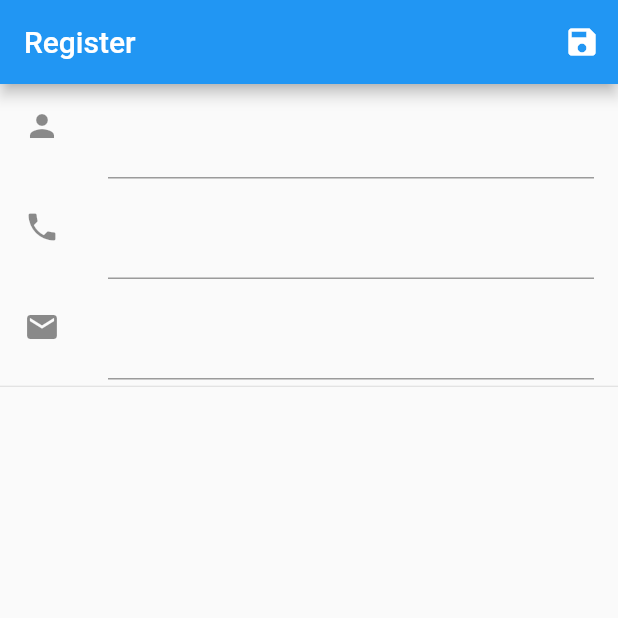
After one commit to AlinaLadybug/Flutter-Android, a Flutter app: the screen it shows after launch, on a phone screen of 412 x 824 dp, the top half of it. The commit adds this screen. Run offline on Flutter 3.47's test engine with Material 2 defaults, Android fonts, the phone set to English and light mode, and no system bars; our stand-ins replace audioplayers, video_player.

Commit message:
lab3 is working

```diff
--- a/first_app/lib/main.dart
+++ b/first_app/lib/main.dart
@@ -1,10 +1,14 @@
+import 'package:first_app/models/user.dart';
 import 'package:first_app/pages/home.dart';
+import 'package:first_app/pages/registration_form.dart';
 import 'package:flutter/material.dart';
 
 void main() {
+  var user = new User(id: "", fullName: "", phone: "", email: "");
+
   runApp(new MaterialApp(
       // Title
       title: "Simple Material App",
       // Home
-      home: new MyHome()));
+      home: new RegistrationForm(user)));
 }
--- /dev/null
+++ b/first_app/lib/models/user.dart
@@ -0,0 +1,23 @@
+class User {
+  final String id;
+  final String fullName;
+  final String phone;
+  final String email;
+
+  User({this.id, this.fullName, this.phone, this.email});
+
+  factory User.fromJson(Map<String, dynamic> json) {
+    return new User(
+        id: json['id'] as String,
+        fullName: json['fullName'] as String,
+        phone: json['phone'] as String,
+        email: json['email'] as String);
+  }
+
+  Map<String, dynamic> toJson() => {
+        'id': id,
+        'fullName': fullName,
+        'phone': phone,
+        'email': email,
+      };
+}
--- /dev/null
+++ b/first_app/lib/pages/registration_form.dart
@@ -0,0 +1,117 @@
+import 'dart:io';
+
+import 'package:first_app/models/user.dart';
+import 'package:first_app/pages/edit_form.dart';
+import 'package:flutter/material.dart';
+import 'package:path_provider/path_provider.dart';
+import 'dart:convert';
+
+class RegistrationForm extends StatefulWidget {
+  RegistrationForm(this.userModel);
+  final User userModel;
+
+  @override
+  _RegistrationFormState createState() =>
+      _RegistrationFormState(this.userModel);
+}
+
+class _RegistrationFormState extends State<RegistrationForm> {
+  String _fullName;
+  String _phone;
+  String _email;
+  String _id;
+  final User userModel;
+
+  _RegistrationFormState(this.userModel) {
+    _id = userModel.id;
+    _fullName = userModel.fullName;
+    _phone = userModel.phone;
+    _email = userModel.email;
+  }
+  Widget fields() {
+    return new Column(
+      children: <Widget>[
+        new ListTile(
+          leading: const Icon(Icons.person),
+          title: new TextField(
+            onChanged: (text) {
+              _fullName = text;
+              text = "blakabul";
+            },
+            decoration: new InputDecoration(
+              labelText: _fullName,
+              hintText: "Name",
+            ),
+          ),
+        ),
+        new ListTile(
+          leading: const Icon(Icons.phone),
+          title: new TextField(
+            onChanged: (text) {
+              _phone = text;
+            },
+            decoration: new InputDecoration(
+              labelText: _phone,
+              hintText: "Phone",
+            ),
+          ),
+        ),
+        new ListTile(
+          leading: const Icon(Icons.email),
+          title: new TextField(
+            onChanged: (text) {
+              _email = text;
+            },
+            decoration: new InputDecoration(
+              labelText: _email,
+              hintText: "Email",
+            ),
+          ),
+        ),
+        const Divider(
+          height: 1.0,
+        ),
+      ],
+    );
+  }
+
+  Future writeToFile(User user) async {
+    try {
+      final dir = await getApplicationDocumentsDirectory();
+      var jsonFile = new File('${dir.path}/user.json');
+      print("Writing to file!");
+      jsonFile.writeAsStringSync(json.encode(user.toJson()));
+      if (jsonFile.existsSync()) {
+        print("File exists");
+        Navigator.of(context).push(new MaterialPageRoute(
+            builder: (BuildContext context) => new EditForm()));
+      } else {
+        print("File does not exist!");
+      }
+    } on FileSystemException {
+      return 0;
+    }
+  }
+
+  @override
+  Widget build(BuildContext context) {
+    return new Scaffold(
+      appBar: new AppBar(
+        title: new Text("Register"),
+        actions: <Widget>[
+          new IconButton(
+              icon: const Icon(Icons.save),
+              onPressed: () {
+                String _id =
+                    new DateTime.now().millisecondsSinceEpoch.toString();
+                var user = new User(
+                    id: _id, fullName: _fullName, phone: _phone, email: _email);
+                writeToFile(user);
+              })
+        ],
+      ),
+      body: new Container(
+          child: new Column(children: <Widget>[new Expanded(child: fields())])),
+    );
+  }
+}
```
Also changed, not shown: first_app/lib/pages/edit_form.dart (added, +96 -0 lines).
